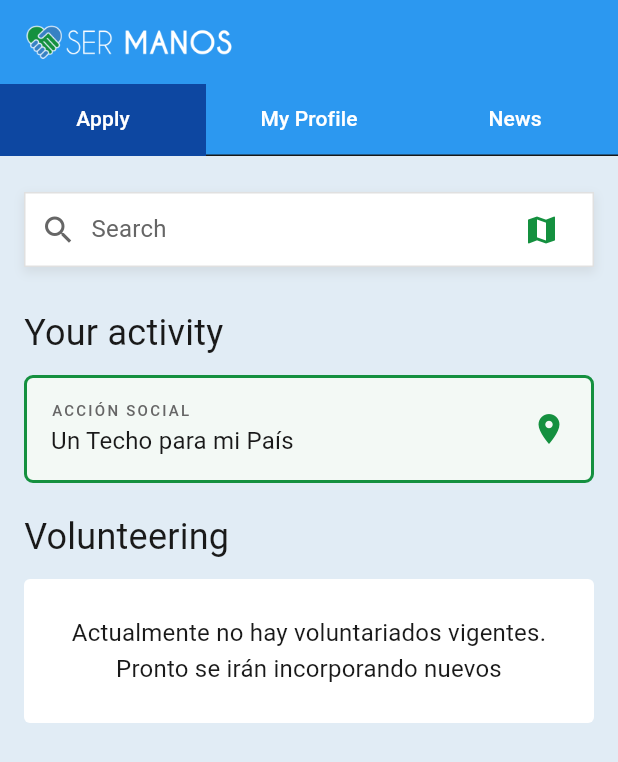
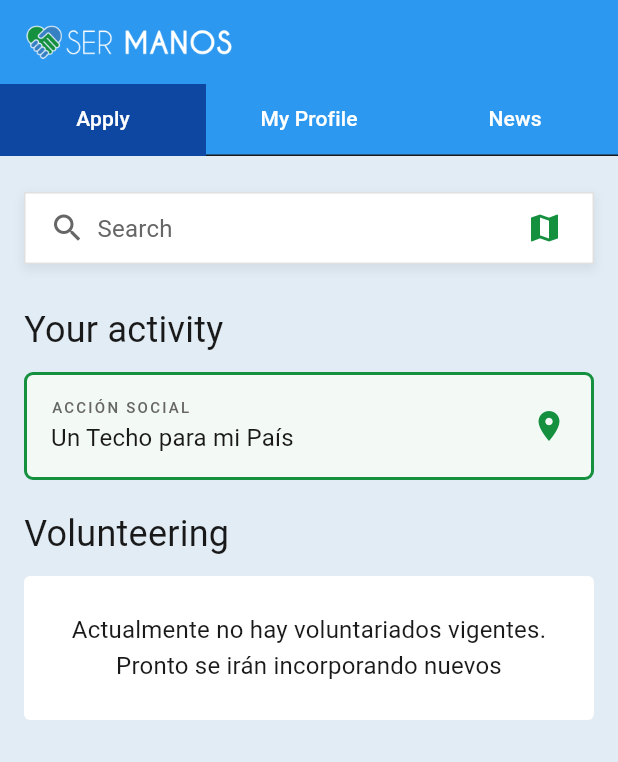
Before and after one commit to ImNotGone/TP_DAMM, a Flutter app: the HomePage screen opened by its route, on a phone screen of 412 x 824 dp. Shown: the top 762 px of the screen. Run offline on Flutter 3.47's test engine with Material 3 defaults, Android fonts, the phone set to English and light mode, and no system bars; our stand-ins replace cloud_firestore, firebase_auth, firebase_core, firebase_storage, flutter_hooks, flutter_markdown and 7 more; accounts and stored records are empty; generated files the repository leaves out were written again.

Commit message:
ref: extract search bar

```diff
--- a/lib/home/presentation/home_screen.dart
+++ b/lib/home/presentation/home_screen.dart
@@ -4,7 +4,7 @@
 import 'package:go_router/go_router.dart';
 import 'package:hooks_riverpod/hooks_riverpod.dart';
 import 'package:ser_manos_mobile/home/domain/volunteering.dart';
-import 'package:ser_manos_mobile/home/presentation/custom_map.dart';
+import 'package:ser_manos_mobile/home/presentation/volunteer_map.dart';
 import 'package:ser_manos_mobile/providers/user_provider.dart';
 import 'package:ser_manos_mobile/shared/cells/cards/volunteer_card.dart';
 import 'package:ser_manos_mobile/providers/volunteering_provider.dart';
@@ -12,6 +12,7 @@
 import 'package:ser_manos_mobile/shared/molecules/components/no_volunteering.dart';
 
 import '../../providers/service_providers.dart';
+import '../../shared/molecules/inputs/search_bar.dart';
 
 class HomeScreen extends HookConsumerWidget {
   const HomeScreen({super.key});
@@ -19,7 +20,6 @@
   @override
   Widget build(BuildContext context, WidgetRef ref) {
     final showMap = useState(false);
-    final searchController = useTextEditingController();
     final searchQuery = useState('');
 
     void toggleMap() {
@@ -58,27 +58,23 @@
         .toList()
       ?..sort((a, b) => b.creationDate.compareTo(a.creationDate));
 
-    return Padding(
+    return showMap.value
+                ? VolunteerMapScreen(onIconPressed: toggleMap)
+                : Padding(
                     padding: const EdgeInsets.symmetric(horizontal: 16.0, vertical: 24.0),
                     child: Column(
                         crossAxisAlignment: CrossAxisAlignment.start,
                         children: [
-          _SearchBar(
-            onMapButtonPressed: toggleMap,
-            searchController: searchController,
+                          UtilSearchBar(
+                            onIconPressed: toggleMap,
                             onSearchChanged: (query) {
                               searchQuery.value = query;
                             },
+                            icon: Icons.map,
                           ),
                           const SizedBox(
                             height: 32,
                           ),
-          Expanded(
-            child: showMap.value
-                ? const CustomMap()
-                : Column(
-                  crossAxisAlignment: CrossAxisAlignment.start,
-                  children: [
                           // TODO: Replace this with if user, has activity
                           if (true) ...[
                             Text(
@@ -113,7 +109,7 @@
                               onRefresh: refreshVolunteerings,
                               child: filteredVolunteerings == null ||
                                   filteredVolunteerings.isEmpty
-                            ? const NoVolunteering()
+                                  ? const NoVolunteering() // TODO: if searching it should be different
                                   : ListView.builder(
                                       itemCount: filteredVolunteerings.length,
                                       itemBuilder: (context, index) {
@@ -126,77 +122,6 @@
                           ),
                         ],
                       ),
-          ),
-        ],
-      ),
     );
   }
 }
-
-class _SearchBar extends HookWidget {
-  final VoidCallback onMapButtonPressed;
-  final TextEditingController searchController;
-  final ValueChanged<String> onSearchChanged;
-
-  const _SearchBar({
-    required this.onMapButtonPressed,
-    required this.searchController,
-    required this.onSearchChanged,
-  });
-
-  @override
-  Widget build(BuildContext context) {
-    final showMapIcon = useState(true);
-
-    void toggleMapIcon() {
-      showMapIcon.value = !showMapIcon.value;
-    }
-
-    return Container(
-      padding: const EdgeInsets.symmetric(horizontal: 10.0),
-      decoration: BoxDecoration(
-        color: Theme.of(context).colorScheme.primaryContainer,
-        borderRadius: BorderRadius.circular(0.0),
-        border: Border.all(color: Theme.of(context).colorScheme.outline),
-        boxShadow: [
-          BoxShadow(
-            color: Colors.grey.withOpacity(0.2),
-            spreadRadius: 1,
-            blurRadius: 5,
-            offset: const Offset(0, 3),
-          ),
-        ],
-      ),
-      child: Row(
-        children: [
-          Icon(Icons.search, color: Theme.of(context).iconTheme.color),
-          const SizedBox(width: 10),
-          Expanded(
-            child: TextField(
-              controller: searchController,
-              decoration: InputDecoration(
-                hintText: AppLocalizations.of(context)!.search,
-                border: InputBorder.none,
-                hintStyle: Theme.of(context)
-                    .textTheme
-                    .titleMedium
-                    ?.copyWith(color: const Color(0xff666666)),
-              ),
-              onChanged: onSearchChanged,
-            ),
-          ),
-          IconButton(
-            icon: showMapIcon.value
-                ? Icon(Icons.map, color: Theme.of(context).colorScheme.primary)
-                : Icon(Icons.menu,
-                    color: Theme.of(context).colorScheme.primary),
-            onPressed: () {
-              onMapButtonPressed();
-              toggleMapIcon();
-            },
-          ),
-        ],
-      ),
-    );
-  }
-}
--- /dev/null
+++ b/lib/home/presentation/volunteer_map.dart
@@ -0,0 +1,36 @@
+import 'package:flutter/material.dart';
+import 'package:google_maps_flutter/google_maps_flutter.dart';
+
+class VolunteerMapScreen extends StatelessWidget {
+  final void Function() onIconPressed;
+
+  const VolunteerMapScreen({
+    super.key,
+    required this.onIconPressed
+  });
+
+  @override
+  Widget build(BuildContext context) {
+    return GoogleMap(
+      initialCameraPosition: const CameraPosition(
+        target: LatLng(-34.563, -58.443), // Center on your preferred location
+        zoom: 14.0,
+      ),
+      onMapCreated: (controller) {
+        // Save controller for further interactions if needed
+      },
+      markers: _getCustomMarkers(),
+    );
+  }
+
+  Set<Marker> _getCustomMarkers() {
+    return {
+      const Marker(
+        markerId: MarkerId('location1'),
+        position: LatLng(-34.560, -58.440),
+        infoWindow: InfoWindow(title: 'Hospital Pirovano'),
+      ),
+      // Add more markers as needed
+    };
+  }
+}
--- /dev/null
+++ b/lib/shared/molecules/inputs/search_bar.dart
@@ -0,0 +1,82 @@
+import 'package:flutter/material.dart';
+import 'package:flutter_hooks/flutter_hooks.dart';
+import 'package:flutter_gen/gen_l10n/app_localizations.dart';
+
+
+class UtilSearchBar extends HookWidget {
+  final VoidCallback onIconPressed;
+  final ValueChanged<String> onSearchChanged;
+  final IconData icon;
+
+  const UtilSearchBar({
+    super.key,
+    required this.onIconPressed,
+    required this.icon,
+    required this.onSearchChanged,
+  });
+
+  @override
+  Widget build(BuildContext context) {
+    final searchController = useTextEditingController();
+    final focusNode = useFocusNode();
+
+    useEffect(() {
+      void listener() => onSearchChanged(searchController.text);
+      searchController.addListener(listener);
+      return () => searchController.removeListener(listener);
+    }, [searchController]);
+
+    return Container(
+      height: 48,
+      // TODO: ver si puedo hacer que el icono sea 24x24 y se mantenga al centro
+      padding: const EdgeInsets.only(left: 16.0, right: 8),
+      decoration: BoxDecoration(
+        color: Theme.of(context).colorScheme.primaryContainer,
+        borderRadius: BorderRadius.circular(0.0),
+        border: Border.all(color: Theme.of(context).colorScheme.outline),
+        boxShadow: [
+          BoxShadow(
+            color: Colors.grey.withOpacity(0.2),
+            spreadRadius: 1,
+            blurRadius: 5,
+            offset: const Offset(0, 3),
+          ),
+        ],
+      ),
+      child: Row(
+        children: [
+          Icon(Icons.search, color: Theme.of(context).iconTheme.color),
+          const SizedBox(width: 8),
+          Expanded(
+            child: TextField(
+              controller: searchController,
+              focusNode: focusNode,
+              decoration: InputDecoration(
+                hintText: AppLocalizations.of(context)!.search,
+                border: InputBorder.none,
+                hintStyle: Theme.of(context).textTheme.titleMedium?.copyWith(color: const Color(0xff666666)),
+              ),
+              onChanged: onSearchChanged,
+            ),
+          ),
+          if(searchController.text.isNotEmpty)
+            IconButton(
+              iconSize: 24,
+              icon: Icon(Icons.close, color: Theme.of(context).iconTheme.color,),
+              onPressed: () {
+                searchController.clear();
+                onSearchChanged('');
+              },
+            )
+          else
+          // TODO: focus is kinda weird, for now it remains like this
+          // if(!focusNode.hasFocus && searchController.text.isEmpty)
+          IconButton(
+                icon: Icon(icon, color: Theme.of(context).colorScheme.primary),
+                onPressed: onIconPressed
+            ),
+        ],
+      ),
+    );
+  }
+}
```
Lines whose indentation alone changed are shown as unchanged.
